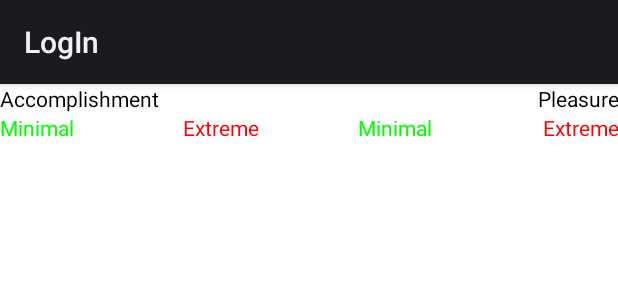
After one commit to stevezhanggeek/LogIn, an Android app: the layout fragment_depression.xml on its own in the app's theme, with its tools: preview values and no code run, on a phone screen of 412 x 824 dp. The commit adds this screen. Shown: the top 300 px of the screen. Run offline under Robolectric (Android 15) with nearby library versions, the phone set to English and light mode, and no system bars.

Commit message:
Split input and visualization view
So that user will less likely to input when they look at viz, which is
unfair for comparison

```diff
--- a/app/src/main/java/com/LogIn/CalendarViewDepression.java
+++ b/app/src/main/java/com/LogIn/CalendarViewDepression.java
@@ -85,7 +85,7 @@ public class CalendarViewDepression extends View {
                 Date time = object.getDate("time");
                 Calendar cal = Calendar.getInstance();
                 cal.setTime(time);
-                cal.add(Calendar.DATE, (1-index_day));
+                cal.add(Calendar.DATE, -index_day);
                 int year = cal.get(Calendar.YEAR);
                 int month = cal.get(Calendar.MONTH);
                 int day = cal.get(Calendar.DAY_OF_MONTH);
--- a/app/src/main/java/com/LogIn/CalendarViewMood.java
+++ b/app/src/main/java/com/LogIn/CalendarViewMood.java
@@ -83,7 +83,7 @@ public class CalendarViewMood extends View {
                 Date time = object.getDate("time");
                 Calendar cal = Calendar.getInstance();
                 cal.setTime(time);
-                cal.add(Calendar.DATE, (1-index_day));
+                cal.add(Calendar.DATE, -index_day);
                 int year = cal.get(Calendar.YEAR);
                 int month = cal.get(Calendar.MONTH);
                 int day = cal.get(Calendar.DAY_OF_MONTH);
--- a/app/src/main/java/com/LogIn/CalendarViewSleepiness.java
+++ b/app/src/main/java/com/LogIn/CalendarViewSleepiness.java
@@ -82,7 +82,7 @@ public class CalendarViewSleepiness extends View {
                 Date time = object.getDate("time");
                 Calendar cal = Calendar.getInstance();
                 cal.setTime(time);
-                cal.add(Calendar.DATE, (1-index_day));
+                cal.add(Calendar.DATE, -index_day);
                 int year = cal.get(Calendar.YEAR);
                 int month = cal.get(Calendar.MONTH);
                 int day = cal.get(Calendar.DAY_OF_MONTH);
--- a/app/src/main/java/com/LogIn/Utility.java
+++ b/app/src/main/java/com/LogIn/Utility.java
@@ -21,7 +21,7 @@ public class Utility extends Activity {
     private static String deviceID = "";
     private static String name_datastore = "Logs_";
 
-    public static final String LogInType = "Depression";
+    public static final String LogInType = "Mood";
     public static final int num_days_experiment_length = 17;
     public static final int year_start = 2015;
     public static final int month_start = 3; // start from 0
--- /dev/null
+++ b/app/src/main/res/layout/fragment_depression.xml
@@ -0,0 +1,85 @@
+<?xml version="1.0" encoding="utf-8"?>
+<LinearLayout xmlns:android="http://schemas.android.com/apk/res/android"
+      android:layout_width="match_parent"
+      android:layout_height="match_parent"
+      android:orientation="vertical">
+
+    <com.LogIn.SlidingTabLayout
+          android:id="@+id/sliding_tabs"
+          android:layout_width="match_parent"
+          android:layout_height="wrap_content" />
+
+    <LinearLayout
+        android:layout_width="fill_parent"
+        android:layout_height="wrap_content"
+        android:orientation="horizontal"
+        android:background="@android:color/white">
+
+        <TextView
+            android:layout_width="wrap_content"
+            android:layout_height="wrap_content"
+            android:text="Accomplishment"
+            android:textColor="#000000"
+            android:layout_weight="1"/>
+
+        <TextView
+            android:layout_width="wrap_content"
+            android:layout_height="wrap_content"
+            android:text="Pleasure"
+            android:layout_weight="1"
+            android:textColor="#000000"
+            android:gravity="right"/>
+    </LinearLayout>
+
+
+    <LinearLayout
+        android:layout_width="fill_parent"
+        android:layout_height="wrap_content"
+        android:orientation="horizontal"
+        android:background="@android:color/white">
+
+        <TextView
+            android:layout_width="wrap_content"
+            android:layout_height="wrap_content"
+            android:text="Minimal"
+            android:textColor="#00FF00"
+            android:layout_weight="1"
+            android:gravity="left" />
+
+        <TextView
+            android:layout_width="wrap_content"
+            android:layout_height="wrap_content"
+            android:gravity="right"
+            android:text="Extreme"
+            android:layout_weight="1"
+            android:textColor="#FF0000"/>
+
+        <TextView
+            android:layout_width="100px"
+            android:layout_height="wrap_content"/>
+
+        <TextView
+            android:layout_width="wrap_content"
+            android:layout_height="wrap_content"
+            android:text="Minimal"
+            android:textColor="#00FF00"
+            android:layout_weight="1"
+            android:gravity="left" />
+
+        <TextView
+            android:layout_width="wrap_content"
+            android:layout_height="wrap_content"
+            android:gravity="right"
+            android:text="Extreme"
+            android:layout_weight="1"
+            android:textColor="#FF0000"/>
+    </LinearLayout>
+
+    <android.support.v4.view.ViewPager
+          android:id="@+id/viewpager"
+          android:layout_width="match_parent"
+          android:layout_height="wrap_content"
+          android:layout_weight="1"
+          android:background="@android:color/white"/>
+
+</LinearLayout>
--- a/app/src/main/res/layout/lockscreen_depression.xml
+++ b/app/src/main/res/layout/lockscreen_depression.xml
@@ -31,10 +31,6 @@
         android:layout_centerHorizontal="true"
         android:layout_below="@+id/textClock"
         android:fontFamily="sans-serif"
-        android:shadowColor="#000"
-        android:shadowDx="0"
-        android:shadowDy="0"
-        android:shadowRadius="5"
         android:layout_marginLeft="10dp"
         android:layout_marginRight="10dp" />
 
--- a/app/src/main/res/layout/lockscreen_mood.xml
+++ b/app/src/main/res/layout/lockscreen_mood.xml
@@ -31,10 +31,6 @@
         android:layout_centerHorizontal="true"
         android:layout_below="@+id/textClock"
         android:fontFamily="sans-serif"
-        android:shadowColor="#000"
-        android:shadowDx="0"
-        android:shadowDy="0"
-        android:shadowRadius="5"
         android:layout_marginLeft="60dp"
         android:layout_marginRight="60dp"
         android:textAlignment="gravity"
--- a/app/src/main/res/layout/lockscreen_sleepiness.xml
+++ b/app/src/main/res/layout/lockscreen_sleepiness.xml
@@ -31,10 +31,6 @@
         android:layout_centerHorizontal="true"
         android:layout_below="@+id/textClock"
         android:fontFamily="sans-serif"
-        android:shadowColor="#000"
-        android:shadowDx="0"
-        android:shadowDy="0"
-        android:shadowRadius="5"
         android:layout_marginLeft="10dp"
         android:layout_marginRight="10dp" />
 
```
Also changed, not shown: app/src/main/AndroidManifest.xml (+13 -1 lines), app/src/main/java/com/LogIn/AdvancedPagerAdapter.java (+2 -89 lines), app/src/main/java/com/LogIn/SlidingTabsBasicFragment.java (+8 -1 lines), app/src/main/java/com/LogIn/Visualization.java (renamed from app/src/main/java/com/LogIn/MainActivity.java, +4 -19 lines), app/src/main/res/layout/fragment_sleepiness.xml (added, +55 -0 lines), app/src/main/res/layout/input_depression.xml (+10 -4 lines), app/src/main/res/layout/input_mood.xml (+11 -5 lines), app/src/main/res/layout/input_sleepiness.xml (+10 -4 lines), app/src/main/res/layout/main.xml (deleted, +0 -40 lines), app/src/main/res/layout/visualization_main.xml (added, +13 -0 lines), app/src/main/res/layout/fragment_mood.xml (renamed from app/src/main/res/layout/fragment.xml).
